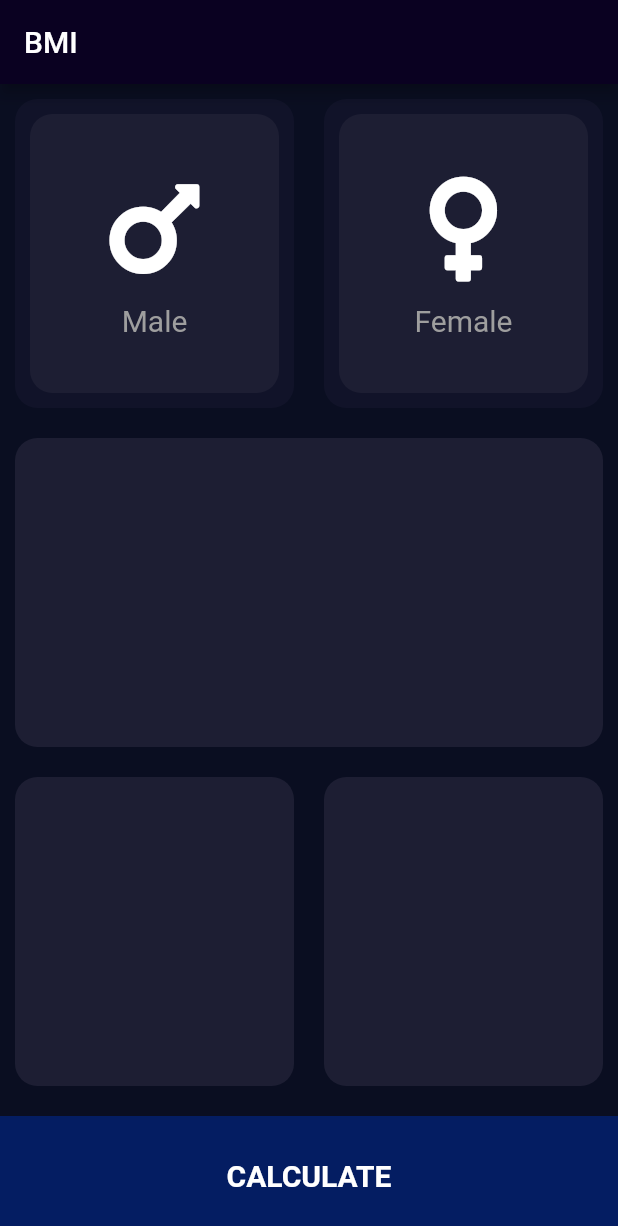
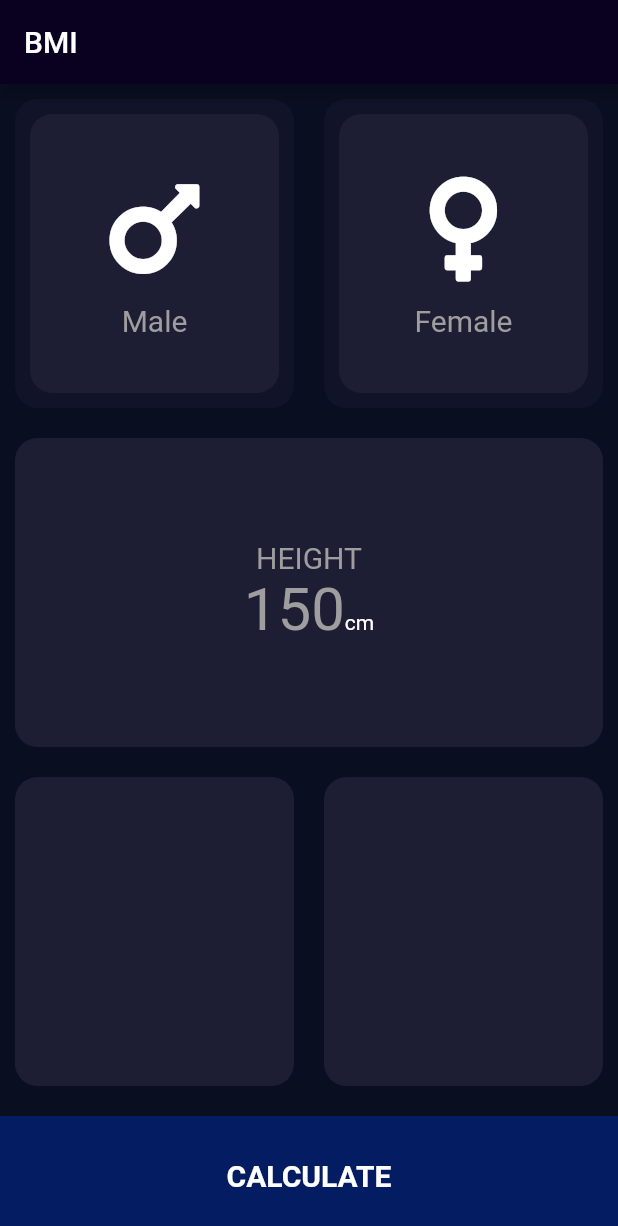
Before and after one commit to Rikanthan/BMI, a Flutter app: the screen it shows after launch, on a phone screen of 412 x 824 dp. Shown: the top 1226 px of the screen. Run offline on Flutter 3.47's test engine with Material 2 defaults, Android fonts, the phone set to English and light mode, and no system bars; our stand-ins replace font_awesome_flutter.

Commit message:
text baseline

```diff
--- a/lib/card_contents.dart
+++ b/lib/card_contents.dart
@@ -1,11 +1,12 @@
 import 'package:flutter/material.dart';
 import 'newcard.dart';
 import 'input.dart';
+import 'constants.dart';
 
-const labletext=TextStyle(
-fontSize: 20.0,
-color: Colors.grey,
-);
+
+
+
+
 class cardicon extends StatelessWidget {
   cardicon({@required this.ic,this.tex});
   final IconData ic;
@@ -14,7 +15,7 @@ class cardicon extends StatelessWidget {
 
   @override
   Widget build(BuildContext context) {
-    return newcard(colour: cardColor,
+    return newcard(colour: kcardColor,
       cardchild: Column(
         mainAxisAlignment: MainAxisAlignment.center,
         children: <Widget>[
@@ -28,7 +29,7 @@ class cardicon extends StatelessWidget {
           ),
           Text(
             tex,
-              style: labletext,
+              style:kLabeltext
           )
 
 
--- /dev/null
+++ b/lib/constants.dart
@@ -0,0 +1,17 @@
+import 'package:flutter/material.dart';
+
+const kLabeltext=TextStyle
+  (
+  color: Colors.grey,
+  fontSize: 20.0,
+);
+
+const kNumbertext=TextStyle
+  (
+  color: Colors.grey,
+  fontSize: 40.0,
+);
+
+const kBottomBarHeight=80.0;
+const kcardColor =Color(0xFF1D1E33);
+const kInactivecardcolor =Color(0xFF111329);
--- a/lib/input.dart
+++ b/lib/input.dart
@@ -2,10 +2,9 @@ import 'package:flutter/material.dart';
 import 'package:font_awesome_flutter/font_awesome_flutter.dart';
 import 'card_contents.dart';
 import 'newcard.dart';
+import 'constants.dart';
 
-const BottomBarHeight=80.0;
-const cardColor =Color(0xFF1D1E33);
-const inactivecardcolor =Color(0xFF111329);
+
 
 enum Gender
 {
@@ -46,7 +45,7 @@ class _InputState extends State<Input> {
                         selectedGender=Gender.male;
                       });
                     },
-                    colour: selectedGender==Gender.male ? cardColor : inactivecardcolor,cardchild: cardicon(ic: FontAwesomeIcons.mars,tex:'Male'),
+                    colour: selectedGender==Gender.male ? kcardColor : kInactivecardcolor,cardchild: cardicon(ic: FontAwesomeIcons.mars,tex:'Male'),
                   ),
 
                 ),
@@ -57,7 +56,7 @@ class _InputState extends State<Input> {
                         selectedGender=Gender.female;
                       });
                     },
-                  colour: selectedGender==Gender.female ? cardColor : inactivecardcolor
+                  colour: selectedGender==Gender.female ? kcardColor : kInactivecardcolor
                       ,cardchild:cardicon(ic: FontAwesomeIcons.venus,tex:'Female'
                   )
                        ),
@@ -73,17 +72,34 @@ class _InputState extends State<Input> {
               (
               children: <Widget>[
                 Expanded(
-                  child: GestureDetector
-                    (
-                      onTap: (){
-                        setState(() {
+                  child: newcard(colour: kcardColor,
+                      cardchild: Column(
+                        mainAxisAlignment: MainAxisAlignment.center,
+                        crossAxisAlignment: CrossAxisAlignment.stretch,
+                        children: <Widget>[
+                          Center(
+                            child: Text(
+                              'HEIGHT',
+                              style: kLabeltext,
+                            ),
+                          ),
+                          Row(
+                            mainAxisAlignment: MainAxisAlignment.center,
+                            crossAxisAlignment: CrossAxisAlignment.baseline,
+                            textBaseline: TextBaseline.alphabetic,
+                            children: <Widget>[
+                              Text(
+                                '150',
+                                style: kNumbertext,
+                              ),
+                              Text(
+                                'cm',
+                              )
+                            ],
+                          )
+                        ],
 
-                          print('middle');
-                        });
-                      },
-
-
-                    child: newcard(colour: cardColor)),
+                  )),
 
                 ),
 
@@ -95,11 +111,11 @@ class _InputState extends State<Input> {
             child: Row(
               children: <Widget>[
                 Expanded(
-                    child: newcard(colour: cardColor),
+                    child: newcard(colour: kcardColor),
 
                 ),
                 Expanded(
-                  child: newcard(colour: cardColor),
+                  child: newcard(colour: kcardColor),
                        ),
               ],
 
@@ -110,7 +126,7 @@ class _InputState extends State<Input> {
 
             color: Color(0xFF041D62),
             margin:EdgeInsets.only(top: 10.0),
-            height: BottomBarHeight,
+            height: kBottomBarHeight,
             width: double.infinity,
             child: Center(
               child: Text(
```
